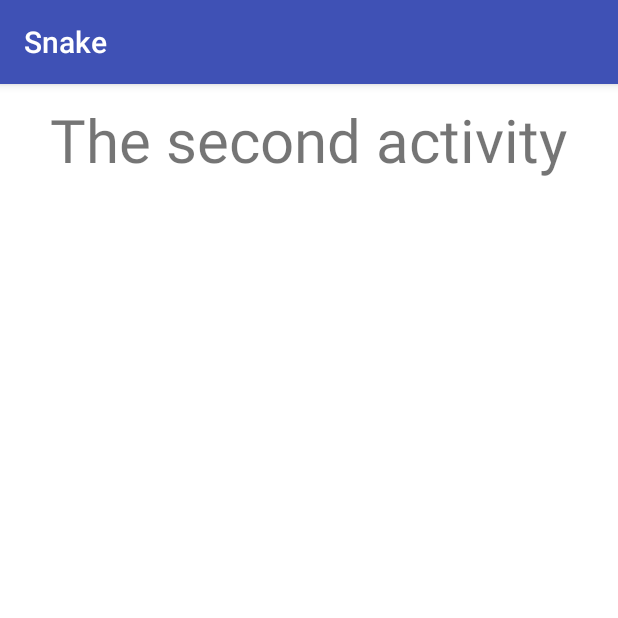
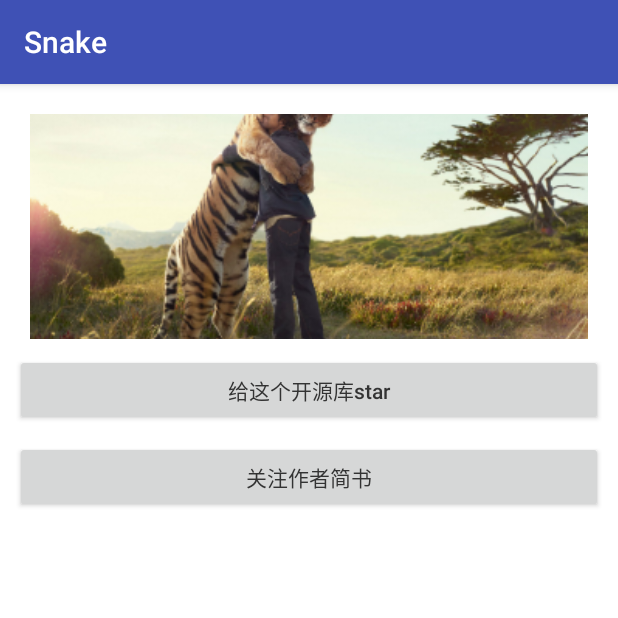
Before and after one commit to yuanhoujun/Snake, an Android app: the SecondActivity screen opened directly, with no data from a screen before it, on a phone screen of 412 x 824 dp, the top half of it. Run offline under Robolectric (Android 15) with nearby library versions, the phone set to English and light mode, and no system bars; our stand-ins replace ButterKnife.

Commit message:
Activity Demo pages develop completed

```diff
--- a/demo/src/main/java/com/youngfeng/snake/demo/ui/BaseActivity.java
+++ b/demo/src/main/java/com/youngfeng/snake/demo/ui/BaseActivity.java
@@ -20,6 +20,7 @@ import android.view.View;
 import android.view.ViewGroup;
 import android.widget.FrameLayout;
 import android.widget.LinearLayout;
+import android.widget.Toast;
 
 import com.youngfeng.snake.demo.R;
 import com.youngfeng.snake.demo.annotations.BindView;
@@ -412,6 +413,10 @@ public class BaseActivity extends AppCompatActivity {
         return super.getFragmentManager();
     }
 
+    public void toast(String msg) {
+        Toast.makeText(this, msg, Toast.LENGTH_SHORT).show();
+    }
+
     protected void onInitView() {}
 
     @Override
--- a/demo/src/main/res/layout/activity_second.xml
+++ b/demo/src/main/res/layout/activity_second.xml
@@ -5,10 +5,26 @@
     android:orientation="vertical"
     android:gravity="center_horizontal"
     android:background="@android:color/white">
-    <TextView
-        android:layout_width="wrap_content"
+    <ImageView
+        android:layout_width="match_parent"
         android:layout_height="wrap_content"
-        android:layout_marginTop="10dp"
-        android:textSize="40dp"
-        android:text="@string/the_second_activity" />
+        android:layout_marginTop="20dp"
+        android:layout_marginLeft="20dp"
+        android:layout_marginRight="20dp"
+        android:scaleType="centerCrop"
+        android:src="@mipmap/tiger_hugging_man"/>
+
+    <Button
+        android:id="@+id/btn_star_this_repo"
+        style="@style/ButtonStyle"
+        android:layout_width="match_parent"
+        android:layout_height="wrap_content"
+        android:text="@string/star_this_repo"/>
+
+    <Button
+        android:id="@+id/btn_follow_the_authors_article"
+        style="@style/ButtonStyle"
+        android:layout_width="match_parent"
+        android:layout_height="wrap_content"
+        android:text="@string/follow_the_authors_article"/>
 </LinearLayout>
--- a/demo/src/main/res/values/strings.xml
+++ b/demo/src/main/res/values/strings.xml
@@ -26,7 +26,11 @@
 
     <string name="the_first_activity">The first activity</string>
     <string name="the_second_activity">The second activity</string>
-    <string name="go_to_next_activity">Go to the second activity</string>
+    <string name="go_to_next_activity">Next</string>
     <string name="the_second_fragment">The second fragment</string>
     <string name="the_third_fragment">The third fragment</string>
+    <string name="disable_drag_to_close">禁用滑动关闭</string>
+    <string name="enable_drag_to_close">开启滑动关闭</string>
+    <string name="star_this_repo">给这个开源库star</string>
+    <string name="follow_the_authors_article">关注作者简书</string>
 </resources>
```
Also changed, not shown: demo/src/main/java/com/youngfeng/snake/demo/activities/FirstActivity.java (+12 -0 lines), demo/src/main/res/layout/activity_first.xml (+20 -5 lines), demo/src/main/res/mipmap-xxxhdpi/cat_and_fish.png (added), demo/src/main/res/mipmap-xxxhdpi/tiger_hugging_man.png (added).
